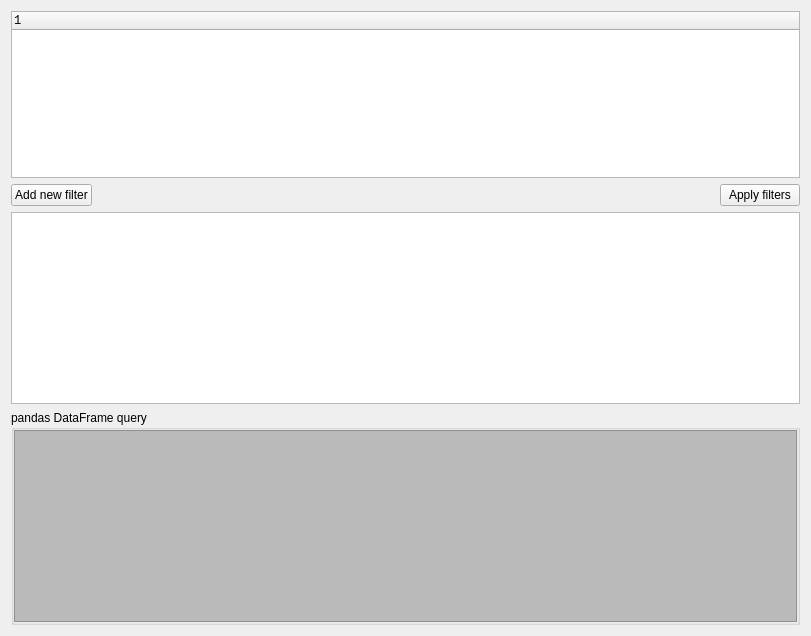
Before: the Qt Designer form asammdf/gui/ui/tabular.ui in danielhrisca/asammdf, drawn with Qt 5.
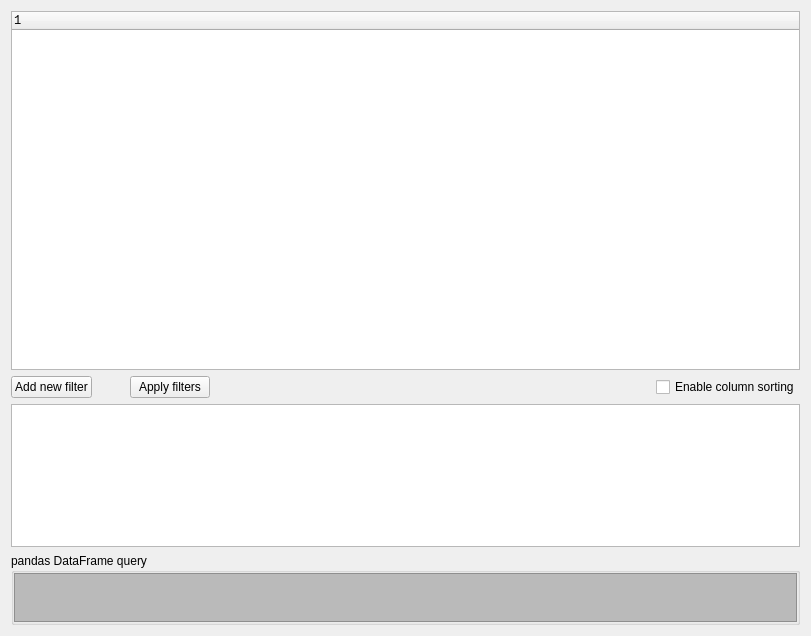
After: the same form once the commit is applied. Icons and pictures are not drawn. Custom widgets are drawn as their Qt base class.

Commit message: sorting disabled by default

Patch:
```diff
--- a/asammdf/gui/ui/tabular.ui
+++ b/asammdf/gui/ui/tabular.ui
@@ -13,64 +13,21 @@
   <property name="windowTitle">
    <string>Form</string>
   </property>
-  <layout class="QGridLayout" name="gridLayout_2" rowstretch="5,0,0,0">
-   <item row="0" column="0" colspan="3">
-    <widget class="QTreeWidget" name="tree">
-     <property name="font">
-      <font>
-       <family>Lucida Console</family>
-      </font>
-     </property>
-     <property name="uniformRowHeights">
-      <bool>true</bool>
-     </property>
-     <column>
-      <property name="text">
-       <string notr="true">1</string>
-      </property>
-     </column>
-    </widget>
-   </item>
-   <item row="1" column="0">
-    <widget class="QPushButton" name="add_filter_btn">
-     <property name="text">
-      <string>Add new filter</string>
-     </property>
-     <property name="icon">
-      <iconset resource="resource.qrc">
-       <normaloff>:/plus.png</normaloff>:/plus.png</iconset>
-     </property>
-    </widget>
-   </item>
-   <item row="1" column="1">
-    <spacer name="horizontalSpacer">
-     <property name="orientation">
-      <enum>Qt::Horizontal</enum>
-     </property>
-     <property name="sizeHint" stdset="0">
-      <size>
-       <width>579</width>
-       <height>20</height>
-      </size>
-     </property>
-    </spacer>
-   </item>
-   <item row="1" column="2">
-    <widget class="QPushButton" name="apply_filters_btn">
-     <property name="text">
-      <string>Apply filters</string>
-     </property>
-     <property name="icon">
-      <iconset resource="resource.qrc">
-       <normaloff>:/filter.png</normaloff>:/filter.png</iconset>
-     </property>
-    </widget>
-   </item>
-   <item row="2" column="0" colspan="3">
-    <widget class="ListWidget" name="filters"/>
-   </item>
-   <item row="3" column="0" colspan="3">
+  <layout class="QGridLayout" name="gridLayout_2" rowstretch="5,0,2,1" columnstretch="0,0,0,0,1,0">
+   <item row="3" column="0" colspan="6">
     <widget class="QGroupBox" name="groupBox">
+     <property name="sizePolicy">
+      <sizepolicy hsizetype="Preferred" vsizetype="Minimum">
+       <horstretch>0</horstretch>
+       <verstretch>0</verstretch>
+      </sizepolicy>
+     </property>
+     <property name="minimumSize">
+      <size>
+       <width>0</width>
+       <height>30</height>
+      </size>
+     </property>
      <property name="title">
       <string>pandas DataFrame query</string>
      </property>
@@ -92,6 +49,12 @@
       </property>
       <item row="0" column="0">
        <widget class="QTextEdit" name="query">
+        <property name="sizePolicy">
+         <sizepolicy hsizetype="Expanding" vsizetype="MinimumExpanding">
+          <horstretch>0</horstretch>
+          <verstretch>0</verstretch>
+         </sizepolicy>
+        </property>
         <property name="minimumSize">
          <size>
           <width>0</width>
@@ -114,6 +77,81 @@
      </layout>
     </widget>
    </item>
+   <item row="0" column="0" colspan="6">
+    <widget class="QTreeWidget" name="tree">
+     <property name="font">
+      <font>
+       <family>Lucida Console</family>
+      </font>
+     </property>
+     <property name="uniformRowHeights">
+      <bool>true</bool>
+     </property>
+     <column>
+      <property name="text">
+       <string notr="true">1</string>
+      </property>
+     </column>
+    </widget>
+   </item>
+   <item row="1" column="3">
+    <widget class="QPushButton" name="apply_filters_btn">
+     <property name="text">
+      <string>Apply filters</string>
+     </property>
+     <property name="icon">
+      <iconset resource="resource.qrc">
+       <normaloff>:/filter.png</normaloff>:/filter.png</iconset>
+     </property>
+    </widget>
+   </item>
+   <item row="1" column="5">
+    <widget class="QCheckBox" name="sort">
+     <property name="text">
+      <string>Enable column sorting</string>
+     </property>
+    </widget>
+   </item>
+   <item row="2" column="0" colspan="6">
+    <widget class="ListWidget" name="filters"/>
+   </item>
+   <item row="1" column="0">
+    <widget class="QPushButton" name="add_filter_btn">
+     <property name="text">
+      <string>Add new filter</string>
+     </property>
+     <property name="icon">
+      <iconset resource="resource.qrc">
+       <normaloff>:/plus.png</normaloff>:/plus.png</iconset>
+     </property>
+    </widget>
+   </item>
+   <item row="1" column="1">
+    <spacer name="horizontalSpacer">
+     <property name="orientation">
+      <enum>Qt::Horizontal</enum>
+     </property>
+     <property name="sizeHint" stdset="0">
+      <size>
+       <width>20</width>
+       <height>20</height>
+      </size>
+     </property>
+    </spacer>
+   </item>
+   <item row="1" column="4">
+    <spacer name="horizontalSpacer_2">
+     <property name="orientation">
+      <enum>Qt::Horizontal</enum>
+     </property>
+     <property name="sizeHint" stdset="0">
+      <size>
+       <width>200</width>
+       <height>20</height>
+      </size>
+     </property>
+    </spacer>
+   </item>
   </layout>
  </widget>
  <customwidgets>
```
The commit also changes 2 other files.
